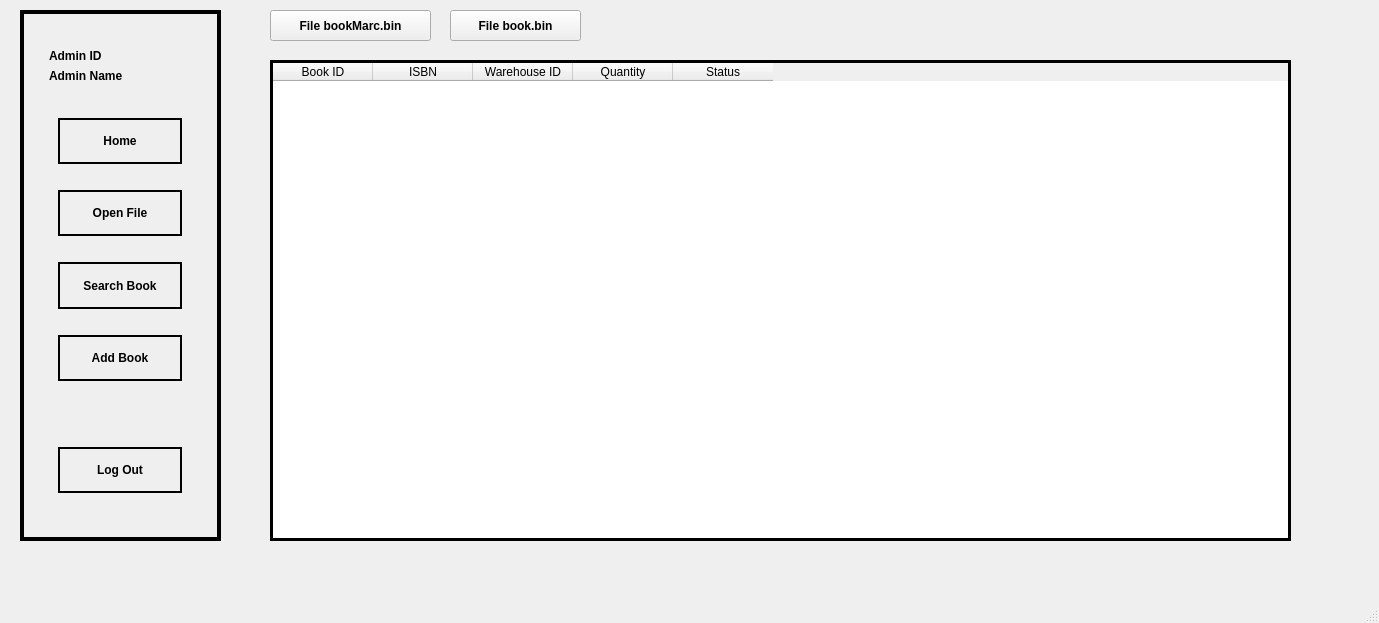
Old version of the form ui/designer-files/mainwindow.ui in the repository viciousircle/FINAL-huhuh.
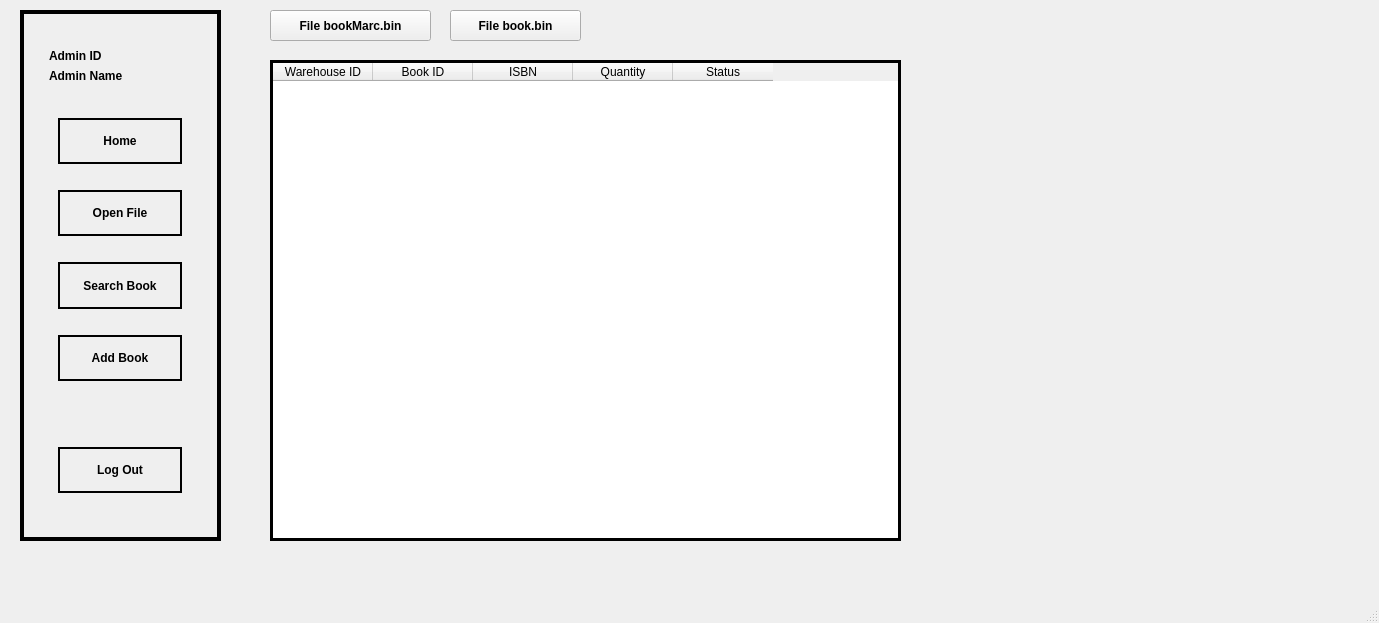
New version of the form. The open tabs and pages were chosen to show the change.

Diff of the .ui file:
```diff
--- a/ui/designer-files/mainwindow.ui
+++ b/ui/designer-files/mainwindow.ui
@@ -52,10 +52,16 @@
          <rect>
           <x>20</x>
           <y>10</y>
-          <width>1021</width>
+          <width>631</width>
           <height>481</height>
          </rect>
         </property>
+        <property name="sizePolicy">
+         <sizepolicy hsizetype="Expanding" vsizetype="Expanding">
+          <horstretch>0</horstretch>
+          <verstretch>0</verstretch>
+         </sizepolicy>
+        </property>
         <property name="frameShape">
          <enum>QFrame::Box</enum>
         </property>
@@ -68,9 +74,15 @@
         <property name="midLineWidth">
          <number>2</number>
         </property>
+        <property name="sizeAdjustPolicy">
+         <enum>QAbstractScrollArea::AdjustIgnored</enum>
+        </property>
         <property name="editTriggers">
          <set>QAbstractItemView::NoEditTriggers</set>
         </property>
+        <property name="wordWrap">
+         <bool>true</bool>
+        </property>
         <attribute name="horizontalHeaderVisible">
          <bool>true</bool>
         </attribute>
@@ -80,21 +92,21 @@
         <attribute name="verticalHeaderVisible">
          <bool>false</bool>
         </attribute>
-        <column>
-         <property name="text">
-          <string>Book ID</string>
-         </property>
-        </column>
-        <column>
-         <property name="text">
-          <string>ISBN</string>
-         </property>
-        </column>
         <column>
          <property name="text">
           <string>Warehouse ID</string>
          </property>
         </column>
+        <column>
+         <property name="text">
+          <string>Book ID</string>
+         </property>
+        </column>
+        <column>
+         <property name="text">
+          <string>ISBN</string>
+         </property>
+        </column>
         <column>
          <property name="text">
           <string>Quantity</string>
```
Left out of the diff: 12 changed lines with no effect on the pictures.
